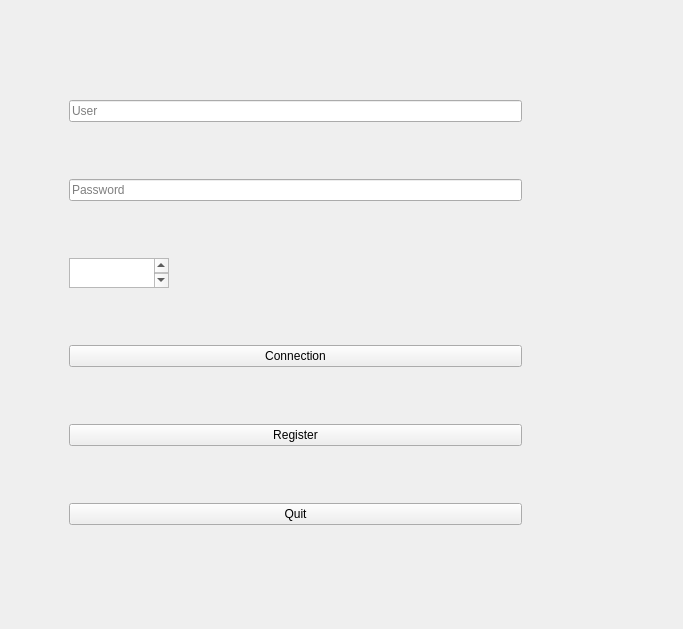
First picture: the form in BabelClient/ClientCore/mainwindow.ui, repository Encorpluptit/CPP-VOIP_Client_Server, before the edit.
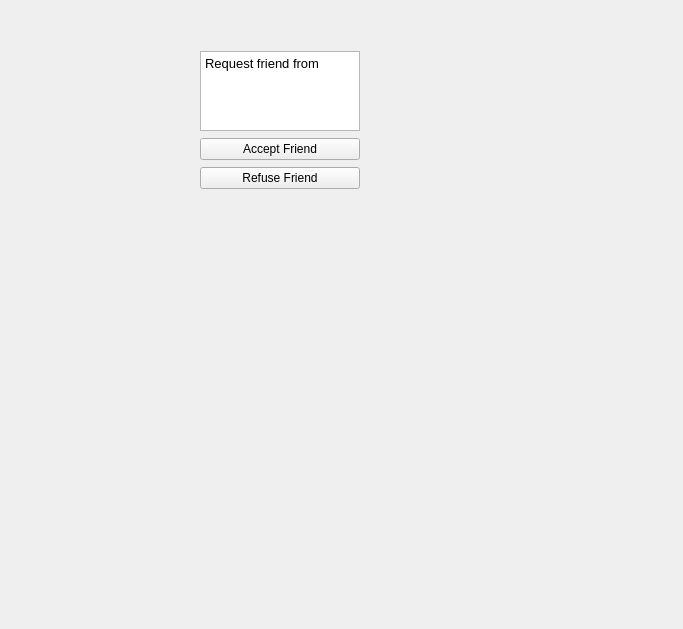
Second picture: the form after the edit. The open tabs and pages were chosen to show the change.

Commit message: [UPDATE] Update Client on login info

The edit to the form file:
```diff
--- a/BabelClient/ClientCore/mainwindow.ui
+++ b/BabelClient/ClientCore/mainwindow.ui
@@ -26,10 +26,10 @@
             <widget class="QStackedWidget" name="gridStackedWidget">
                 <property name="geometry">
                     <rect>
-                        <x>60</x>
-                        <y>40</y>
-                        <width>471</width>
-                        <height>551</height>
+      <x>150</x>
+      <y>10</y>
+      <width>371</width>
+      <height>581</height>
                     </rect>
                 </property>
                 <property name="maximumSize">
@@ -62,7 +62,7 @@
                                 </property>
                             </widget>
                         </item>
-                        <item row="8" column="0">
+      <item row="9" column="0">
                             <widget class="QPushButton" name="QuitButton">
                                 <property name="text">
                                     <string>Quit</string>
@@ -104,22 +104,10 @@
                                 </property>
                                 <property name="html">
                                     <string>&lt;!DOCTYPE HTML PUBLIC &quot;-//W3C//DTD HTML 4.0//EN&quot; &quot;http://www.w3.org/TR/REC-html40/strict.dtd&quot;&gt;
-                                        &lt;html&gt;&lt;head&gt;&lt;meta name=&quot;qrichtext&quot; content=&quot;1&quot;
-                                        /&gt;&lt;style type=&quot;text/css&quot;&gt;
-                                        p, li { white-space: pre-wrap; }
-                                        &lt;/style&gt;&lt;/head&gt;&lt;body style=&quot; font-family:'Sans';
-                                        font-size:10pt; font-weight:400; font-style:normal;&quot;&gt;
-                                        &lt;p style=&quot; margin-top:0px; margin-bottom:0px; margin-left:0px;
-                                        margin-right:0px; -qt-block-indent:0; text-indent:0px;&quot;&gt;&lt;span style=&quot;
-                                        color:#ef2929;&quot;&gt;Wrong Login&lt;/span&gt;&lt;/p&gt;&lt;/body&gt;&lt;/html&gt;
-                                    </string>
-                                </property>
-                            </widget>
-                        </item>
-                        <item row="6" column="0">
-                            <widget class="QPushButton" name="ConnectionButton">
-                                <property name="text">
-                                    <string>Connection</string>
+&lt;html&gt;&lt;head&gt;&lt;meta name=&quot;qrichtext&quot; content=&quot;1&quot; /&gt;&lt;style type=&quot;text/css&quot;&gt;
+p, li { white-space: pre-wrap; }
+&lt;/style&gt;&lt;/head&gt;&lt;body style=&quot; font-family:'Sans'; font-size:10pt; font-weight:400; font-style:normal;&quot;&gt;
+&lt;p style=&quot; margin-top:0px; margin-bottom:0px; margin-left:0px; margin-right:0px; -qt-block-indent:0; text-indent:0px;&quot;&gt;&lt;span style=&quot; color:#ef2929;&quot;&gt;Wrong Login&lt;/span&gt;&lt;/p&gt;&lt;/body&gt;&lt;/html&gt;</string>
                                 </property>
                             </widget>
                         </item>
@@ -369,6 +357,95 @@
                         </layout>
                     </widget>
                 </widget>
+    <widget class="QWidget" name="IncomingCall">
+     <widget class="QWidget" name="verticalLayoutWidget">
+      <property name="geometry">
+       <rect>
+        <x>30</x>
+        <y>60</y>
+        <width>221</width>
+        <height>134</height>
+       </rect>
+      </property>
+      <layout class="QVBoxLayout" name="verticalLayout">
+       <item>
+        <widget class="QTextEdit" name="NameCallText">
+         <property name="maximumSize">
+          <size>
+           <width>150</width>
+           <height>40</height>
+          </size>
+         </property>
+        </widget>
+       </item>
+       <item>
+        <widget class="QPushButton" name="AcceptCallButton">
+         <property name="text">
+          <string>Accept Call</string>
+         </property>
+        </widget>
+       </item>
+       <item>
+        <widget class="QPushButton" name="RefuseCallButton">
+         <property name="text">
+          <string>Refuse Call</string>
+         </property>
+        </widget>
+       </item>
+      </layout>
+     </widget>
+    </widget>
+    <widget class="QWidget" name="FriendRequest">
+     <widget class="QWidget" name="verticalLayoutWidget_2">
+      <property name="geometry">
+       <rect>
+        <x>50</x>
+        <y>40</y>
+        <width>160</width>
+        <height>143</height>
+       </rect>
+      </property>
+      <layout class="QVBoxLayout" name="verticalLayout_2">
+       <item>
+        <widget class="QTextEdit" name="RequestText">
+         <property name="maximumSize">
+          <size>
+           <width>16777215</width>
+           <height>80</height>
+          </size>
+         </property>
+         <property name="verticalScrollBarPolicy">
+          <enum>Qt::ScrollBarAsNeeded</enum>
+         </property>
+         <property name="horizontalScrollBarPolicy">
+          <enum>Qt::ScrollBarAsNeeded</enum>
+         </property>
+         <property name="html">
+          <string>&lt;!DOCTYPE HTML PUBLIC &quot;-//W3C//DTD HTML 4.0//EN&quot; &quot;http://www.w3.org/TR/REC-html40/strict.dtd&quot;&gt;
+&lt;html&gt;&lt;head&gt;&lt;meta name=&quot;qrichtext&quot; content=&quot;1&quot; /&gt;&lt;style type=&quot;text/css&quot;&gt;
+p, li { white-space: pre-wrap; }
+&lt;/style&gt;&lt;/head&gt;&lt;body style=&quot; font-family:'Sans'; font-size:10pt; font-weight:400; font-style:normal;&quot;&gt;
+&lt;p style=&quot; margin-top:0px; margin-bottom:0px; margin-left:0px; margin-right:0px; -qt-block-indent:0; text-indent:0px;&quot;&gt;Request friend from &lt;/p&gt;&lt;/body&gt;&lt;/html&gt;</string>
+         </property>
+        </widget>
+       </item>
+       <item>
+        <widget class="QPushButton" name="AcceptRequestButton">
+         <property name="text">
+          <string>Accept Friend</string>
+         </property>
+        </widget>
+       </item>
+       <item>
+        <widget class="QPushButton" name="RefuseRequestButton">
+         <property name="text">
+          <string>Refuse Friend</string>
+         </property>
+        </widget>
+       </item>
+      </layout>
+     </widget>
+    </widget>
             </widget>
         </widget>
     </widget>
```
Left out of the diff: 79 changed lines with no effect on the pictures. Lines whose indentation alone changed are shown as unchanged. The commit also changes 4 other files.
